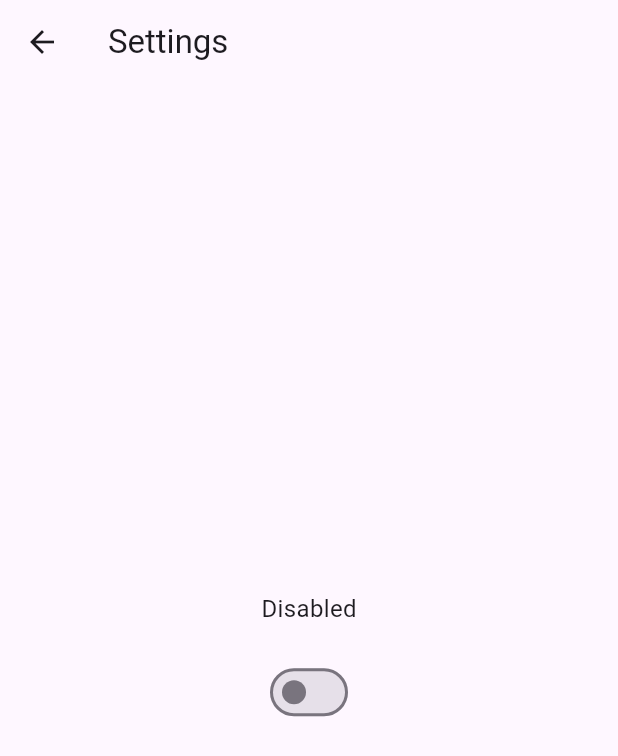
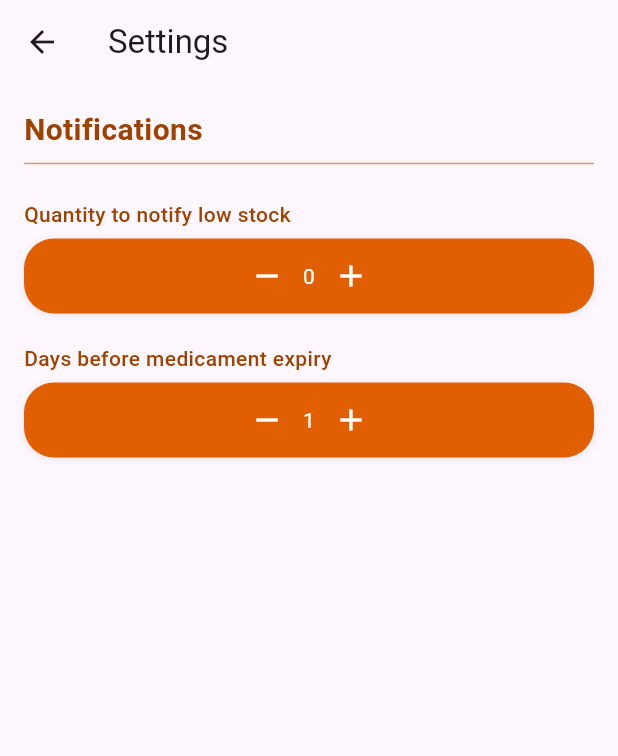
Before and after one commit to YZ1GO/L.EIC017_ES_PRJ, a Flutter app: the SettingsScreen screen opened directly, on a phone screen of 412 x 824 dp. Shown: the top 756 px of the screen. Run offline on Flutter 3.47's test engine with Material 3 defaults, Android fonts, the phone set to English and light mode, and no system bars; our stand-ins replace envied, firebase_core, firebase_database, flutter_local_notifications, font_awesome_flutter, permission_handler and 2 more; accounts and stored records are empty.

Commit message:
created notification settings screen and init of notifications system implementation

```diff
--- a/app/lib/screens/settings_screen.dart
+++ b/app/lib/screens/settings_screen.dart
@@ -7,27 +7,45 @@ class SettingsScreen extends StatefulWidget {
 }
 
 class _SettingsScreenState extends State<SettingsScreen> {
-  late bool isToggleEnabled;
+  late int lowQuantity;
+  late int daysBeforeExpiry;
 
   @override
   void initState() {
     super.initState();
-    isToggleEnabled = false;
-    loadToggleState();
+    lowQuantity = 0;
+    daysBeforeExpiry = 1;
+    loadLowQuantity();
+    loadDaysBeforeExpiry();
   }
 
-  Future<void> loadToggleState() async {
+  Future<void> loadLowQuantity() async {
     SharedPreferences prefs = await SharedPreferences.getInstance();
     setState(() {
-      isToggleEnabled = prefs.getBool('toggle') ?? false;
+      lowQuantity = prefs.getInt('lowQuantity') ?? 0;
     });
   }
 
-  Future<void> saveToggleState(bool newValue) async {
+  Future<void> saveLowQuantity(int newValue) async {
     SharedPreferences prefs = await SharedPreferences.getInstance();
-    await prefs.setBool('toggle', newValue);
+    await prefs.setInt('lowQuantity', newValue);
     setState(() {
-      isToggleEnabled = newValue;
+      lowQuantity = newValue;
+    });
+  }
+
+  Future<void> loadDaysBeforeExpiry() async {
+    SharedPreferences prefs = await SharedPreferences.getInstance();
+    setState(() {
+      daysBeforeExpiry = prefs.getInt('daysBeforeExpiry') ?? 1;
+    });
+  }
+
+  Future<void> saveDaysBeforeExpiry(int newValue) async {
+    SharedPreferences prefs = await SharedPreferences.getInstance();
+    await prefs.setInt('daysBeforeExpiry', newValue);
+    setState(() {
+      daysBeforeExpiry = newValue;
     });
   }
 
@@ -37,29 +55,145 @@ class _SettingsScreenState extends State<SettingsScreen> {
       appBar: AppBar(
         title: Text('Settings'),
       ),
-      body: Center(
+      body: SingleChildScrollView(
+        child: Padding(
+          padding: const EdgeInsets.all(16.0),
           child: Column(
-          mainAxisAlignment: MainAxisAlignment.center,
-          children: [
+              crossAxisAlignment: CrossAxisAlignment.start,
+              children: <Widget>[
                 Text(
-              isToggleEnabled ? 'Enabled' : 'Disabled',
+                  'Notifications',
                   style: TextStyle(
-                color: isToggleEnabled ? Colors.red : null,
-                fontSize: 16,
+                    fontWeight: FontWeight.bold,
+                    fontSize: 20,
+                    color: Color.fromRGBO(158, 66, 0, 1),
                   ),
                 ),
-            SizedBox(height: 20),
-            Switch(
-              value: isToggleEnabled,
-              onChanged: (newValue) {
-                saveToggleState(newValue);
+                Divider(color: Color.fromRGBO(158, 66, 0, 0.5)),
+                SizedBox(height: 16),
+                Text(
+                  'Quantity to notify low stock',
+                  style: TextStyle(
+                    fontWeight: FontWeight.w500,
+                    fontSize: 14,
+                    color: Color.fromRGBO(158, 66, 0, 1),
+                  ),
+                ),
+                SizedBox(height: 6.0),
+                Container(
+                  width: double.infinity,
+                  padding: EdgeInsets.all(1),
+                  decoration: BoxDecoration(
+                    color: Color.fromRGBO(225, 95, 0, 1),
+                    borderRadius: BorderRadius.circular(20.0),
+                    boxShadow: [
+                      BoxShadow(
+                        color: Colors.grey.withOpacity(0.25),
+                        blurRadius: 4,
+                        offset: Offset(0, 1),
+                      ),
+                    ],
+                  ),
+                  child: Row(
+                    mainAxisAlignment: MainAxisAlignment.center,
+                    children: <Widget>[
+                      IconButton(
+                        icon: Icon(
+                          Icons.remove,
+                          color: Colors.white,
+                        ),
+                        onPressed: () {
+                          setState(() {
+                            if (lowQuantity > 1) lowQuantity--;
+                            saveLowQuantity(lowQuantity);
+                          });
                         },
-              activeColor: Colors.red,
+                      ),
+                      Text(
+                        '$lowQuantity',
+                        style: TextStyle(
+                          color: Colors.white,
+                        ),
+                      ),
+                      IconButton(
+                        icon: Icon(
+                          Icons.add,
+                          color: Colors.white,
+                        ),
+                        onPressed: () {
+                          setState(() {
+                            lowQuantity++;
+                            saveLowQuantity(lowQuantity);
+                          });
+                        },
                       ),
                     ],
                   ),
                 ),
+                SizedBox(height: 20),
+                Text(
+                  'Days before medicament expiry',
+                  style: TextStyle(
+                    fontWeight: FontWeight.w500,
+                    fontSize: 14,
+                    color: Color.fromRGBO(158, 66, 0, 1),
+                  ),
+                ),
+                SizedBox(height: 6.0),
+                Container(
+                  width: double.infinity,
+                  padding: EdgeInsets.all(1),
+                  decoration: BoxDecoration(
+                    color: Color.fromRGBO(225, 95, 0, 1),
+                    borderRadius: BorderRadius.circular(20.0),
+                    boxShadow: [
+                      BoxShadow(
+                        color: Colors.grey.withOpacity(0.25),
+                        blurRadius: 4,
+                        offset: Offset(0, 1),
+                      ),
+                    ],
+                  ),
+                  child: Row(
+                    mainAxisAlignment: MainAxisAlignment.center,
+                    children: <Widget>[
+                      IconButton(
+                        icon: Icon(
+                          Icons.remove,
+                          color: Colors.white,
+                        ),
+                        onPressed: () {
+                          setState(() {
+                            if (daysBeforeExpiry > 1) daysBeforeExpiry--;
+                            saveDaysBeforeExpiry(daysBeforeExpiry);
+                          });
+                        },
+                      ),
+                      Text(
+                        '$daysBeforeExpiry',
+                        style: TextStyle(
+                          color: Colors.white,
+                        ),
+                      ),
+                      IconButton(
+                        icon: Icon(
+                          Icons.add,
+                          color: Colors.white,
+                        ),
+                        onPressed: () {
+                          setState(() {
+                            daysBeforeExpiry++;
+                            saveDaysBeforeExpiry(daysBeforeExpiry);
+                          });
+                        },
+                      ),
+                    ],
+                  ),
+                ),
+              ]
+          ),
+        ),
+      ),
     );
   }
-
 }
--- a/app/lib/screens/stock_screen.dart
+++ b/app/lib/screens/stock_screen.dart
@@ -3,6 +3,8 @@ import 'package:app/widgets/eclipse_background.dart';
 import 'package:app/database/database.dart';
 import 'package:app/medicaments.dart';
 import 'package:intl/intl.dart';
+
+late Future<List<Medicament>> _medicamentsFuture;
 
 class StockScreen extends StatefulWidget {
   const StockScreen({Key? key});
@@ -12,7 +14,6 @@ class StockScreen extends StatefulWidget {
 }
 
 class _StockScreenState extends State<StockScreen> {
-  late Future<List<Medicament>> _medicamentsFuture;
   late Medicament _lastDeletedMedicament;
 
   static int quantityLimit = 0;
@@ -555,3 +556,7 @@ class _StockScreenState extends State<StockScreen> {
     );
   }
 }
+
+Future<List<Medicament>> getMedicamentsList() {
+  return _medicamentsFuture;
+}
```
Also changed, not shown: app/lib/controlCenter.dart (+6 -1 lines), app/lib/preferences.dart (renamed from app/lib/CONTANTS.dart, +14 -1 lines), app/lib/widgets/system_notification.dart (+4 -3 lines). Lines whose indentation alone changed are shown as unchanged.
